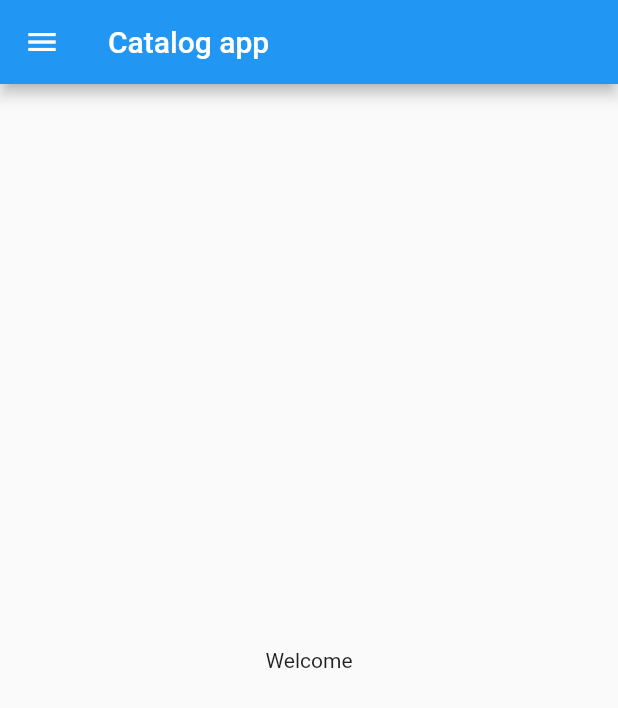
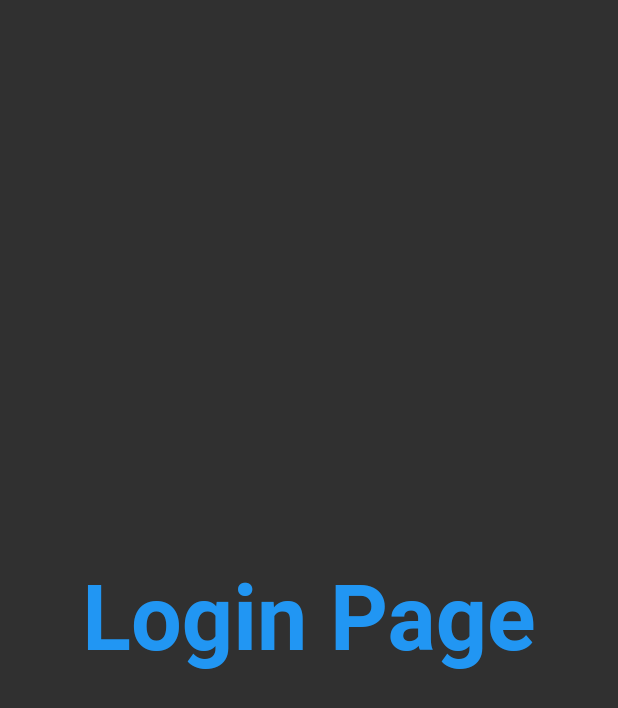
Before and after one commit to arpan-xalxo/flutter, a Flutter app: the screen it shows after launch, on a phone screen of 412 x 824 dp. Shown: the top 708 px of the screen. Run offline on Flutter 3.47's test engine with Material 2 defaults, Android fonts, the phone set to English and light mode, and no system bars.

Commit message:
day 3 completed

```diff
--- a/lib/main.dart
+++ b/lib/main.dart
@@ -1,5 +1,6 @@
 import 'package:flutter/material.dart';
-import 'package:flutter_basic_application_1/home_page.dart';
+import 'package:flutter_basic_application_1/pages/home_page.dart';
+import 'package:flutter_basic_application_1/pages/login_page.dart';
 
 void main() {
   runApp(MyApp());
@@ -9,7 +10,14 @@
   @override
   Widget build(BuildContext context) {
     return MaterialApp(
-      home: HomePage(),
+      themeMode: ThemeMode.dark,
+      theme: ThemeData(primarySwatch: Colors.deepOrange),
+      darkTheme: ThemeData(brightness: Brightness.dark),
+      routes: {
+        "/": (context) => LoginPage(),
+        "/home": (context) => HomePage(),
+        "/login": (context) => LoginPage(),
+      },
     );
   }
 }
--- /dev/null
+++ b/lib/pages/login_page.dart
@@ -0,0 +1,17 @@
+import 'package:flutter/material.dart';
+
+class LoginPage extends StatelessWidget {
+  @override
+  Widget build(BuildContext context) {
+    return Material(
+      child: Center(
+        child: Text(
+          "Login Page",
+          style: TextStyle(
+              color: Colors.blue, fontSize: 30, fontWeight: FontWeight.bold),
+          textScaleFactor: 2.0,
+        ),
+      ),
+    );
+  }
+}
```
Also changed, not shown: lib/pages/home_page.dart (renamed from lib/home_page.dart).
